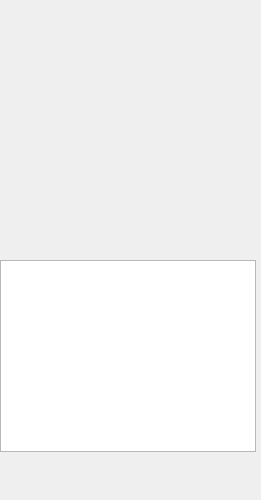
The window that Fitness-Equipment/ui/equipmentconnect.ui (yuanluochen/Fitness-Eqiupment) describes before a commit, drawn with Qt 5.
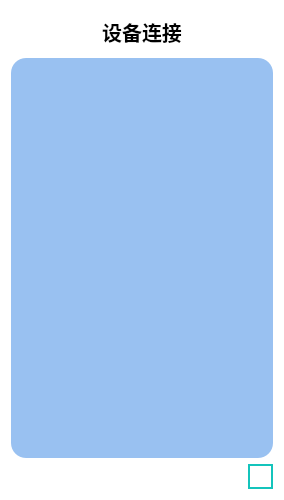
The same window after the commit. Icons and pictures are not drawn.

Commit message: 添加了设备连接界面, 增加了健康管理界面

```diff
--- a/Fitness-Equipment/ui/equipmentconnect.ui
+++ b/Fitness-Equipment/ui/equipmentconnect.ui
@@ -6,36 +6,172 @@
    <rect>
     <x>0</x>
     <y>0</y>
-    <width>261</width>
+    <width>284</width>
     <height>500</height>
    </rect>
   </property>
   <property name="windowTitle">
    <string>Form</string>
   </property>
-  <widget class="QListWidget" name="listWidget">
-   <property name="geometry">
-    <rect>
-     <x>0</x>
-     <y>260</y>
-     <width>256</width>
-     <height>192</height>
-    </rect>
-   </property>
-  </widget>
-  <widget class="QLabel" name="label">
-   <property name="geometry">
-    <rect>
-     <x>40</x>
-     <y>30</y>
-     <width>151</width>
-     <height>16</height>
-    </rect>
-   </property>
-   <property name="text">
-    <string/>
-   </property>
-  </widget>
+  <property name="styleSheet">
+   <string notr="true">background-color: rgb(255, 255, 255);
+border:2px;border-radius:15px;</string>
+  </property>
+  <layout class="QGridLayout" name="gridLayout">
+   <item row="0" column="0">
+    <widget class="QLabel" name="label">
+     <property name="font">
+      <font>
+       <pointsize>15</pointsize>
+       <weight>75</weight>
+       <bold>true</bold>
+      </font>
+     </property>
+     <property name="text">
+      <string>设备连接</string>
+     </property>
+     <property name="alignment">
+      <set>Qt::AlignCenter</set>
+     </property>
+    </widget>
+   </item>
+   <item row="1" column="0">
+    <layout class="QVBoxLayout" name="verticalLayout_3">
+     <item>
+      <widget class="QWidget" name="widget_9" native="true">
+       <property name="minimumSize">
+        <size>
+         <width>0</width>
+         <height>400</height>
+        </size>
+       </property>
+       <property name="styleSheet">
+        <string notr="true">background-color: rgb(153, 193, 241);</string>
+       </property>
+       <widget class="QListWidget" name="equipmentListWidget">
+        <property name="geometry">
+         <rect>
+          <x>0</x>
+          <y>0</y>
+          <width>281</width>
+          <height>301</height>
+         </rect>
+        </property>
+        <property name="minimumSize">
+         <size>
+          <width>0</width>
+          <height>300</height>
+         </size>
+        </property>
+        <property name="focusPolicy">
+         <enum>Qt::NoFocus</enum>
+        </property>
+        <property name="styleSheet">
+         <string notr="true">QListWidget::item
+{
+	height:90px;
+}
+QListWidget
+{
+	background-color:transparent;
+    border:none;
+	border-radius:15px;
+
+}
+QListWidget::item:selected
+{
+	background-color:transparent;
+	border-radius:15px;
+	border:none;
+}
+QListWidget::item:hover
+{
+	background-color:rgb(133, 173, 221);
+    border-radius:15px;
+	border:none;
+}
+
+</string>
+        </property>
+       </widget>
+      </widget>
+     </item>
+     <item>
+      <layout class="QHBoxLayout" name="horizontalLayout">
+       <item>
+        <widget class="QLabel" name="equipmentStatusLabel">
+         <property name="minimumSize">
+          <size>
+           <width>0</width>
+           <height>25</height>
+          </size>
+         </property>
+         <property name="maximumSize">
+          <size>
+           <width>16777215</width>
+           <height>20</height>
+          </size>
+         </property>
+         <property name="text">
+          <string/>
+         </property>
+         <property name="alignment">
+          <set>Qt::AlignCenter</set>
+         </property>
+        </widget>
+       </item>
+       <item>
+        <spacer name="horizontalSpacer">
+         <property name="orientation">
+          <enum>Qt::Horizontal</enum>
+         </property>
+         <property name="sizeType">
+          <enum>QSizePolicy::Fixed</enum>
+         </property>
+         <property name="sizeHint" stdset="0">
+          <size>
+           <width>40</width>
+           <height>20</height>
+          </size>
+         </property>
+        </spacer>
+       </item>
+       <item>
+        <widget class="QPushButton" name="searchPushButton">
+         <property name="minimumSize">
+          <size>
+           <width>25</width>
+           <height>25</height>
+          </size>
+         </property>
+         <property name="maximumSize">
+          <size>
+           <width>25</width>
+           <height>25</height>
+          </size>
+         </property>
+         <property name="styleSheet">
+          <string notr="true">
+
+
+
+
+
+QPushButton{border:2px solid rgb(20,196,188);border-radius:15px;border-image: url(:/icon/SportWindow/search.png);}
+
+
+QPushButton:hover{background-color: rgb(246, 245, 244);border:none;	border-image: url(:/icon/SportWindow/search.png);}</string>
+         </property>
+         <property name="text">
+          <string/>
+         </property>
+        </widget>
+       </item>
+      </layout>
+     </item>
+    </layout>
+   </item>
+  </layout>
  </widget>
  <resources/>
  <connections/>
```
The commit also changes 34 other files.
